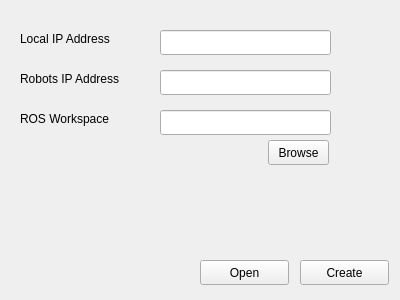
This is CodeBase/ProfileSelect.ui in jaw566/Capstone as Qt 5 draws it before an edit. The edited form follows.
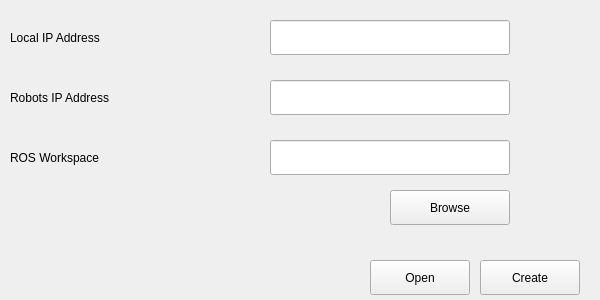
This is the edited form.

Patch:
```diff
--- a/CodeBase/ProfileSelect.ui
+++ b/CodeBase/ProfileSelect.ui
@@ -6,7 +6,7 @@
    <rect>
     <x>0</x>
     <y>0</y>
-    <width>400</width>
+    <width>600</width>
     <height>300</height>
    </rect>
   </property>
@@ -16,10 +16,10 @@
   <widget class="QPushButton" name="openProfileBttn">
    <property name="geometry">
     <rect>
-     <x>200</x>
+     <x>370</x>
      <y>260</y>
-     <width>89</width>
-     <height>25</height>
+     <width>100</width>
+     <height>35</height>
     </rect>
    </property>
    <property name="text">
@@ -29,10 +29,10 @@
   <widget class="QPushButton" name="createProfileBttn">
    <property name="geometry">
     <rect>
-     <x>300</x>
+     <x>480</x>
      <y>260</y>
-     <width>89</width>
-     <height>25</height>
+     <width>100</width>
+     <height>35</height>
     </rect>
    </property>
    <property name="text">
@@ -42,10 +42,10 @@
   <widget class="QLabel" name="localIPLabel">
    <property name="geometry">
     <rect>
-     <x>20</x>
-     <y>30</y>
-     <width>111</width>
-     <height>17</height>
+     <x>10</x>
+     <y>20</y>
+     <width>240</width>
+     <height>35</height>
     </rect>
    </property>
    <property name="text">
@@ -55,10 +55,10 @@
   <widget class="QLabel" name="robotIPLabel">
    <property name="geometry">
     <rect>
-     <x>20</x>
-     <y>70</y>
-     <width>131</width>
-     <height>17</height>
+     <x>10</x>
+     <y>80</y>
+     <width>240</width>
+     <height>35</height>
     </rect>
    </property>
    <property name="text">
@@ -68,10 +68,10 @@
   <widget class="QLabel" name="rosWSLabel">
    <property name="geometry">
     <rect>
-     <x>20</x>
-     <y>110</y>
-     <width>111</width>
-     <height>17</height>
+     <x>10</x>
+     <y>140</y>
+     <width>240</width>
+     <height>35</height>
     </rect>
    </property>
    <property name="text">
@@ -81,40 +81,40 @@
   <widget class="QLineEdit" name="localIPAddressField">
    <property name="geometry">
     <rect>
-     <x>160</x>
-     <y>30</y>
-     <width>171</width>
-     <height>25</height>
+     <x>270</x>
+     <y>20</y>
+     <width>240</width>
+     <height>35</height>
     </rect>
    </property>
   </widget>
   <widget class="QLineEdit" name="robotIPField">
    <property name="geometry">
     <rect>
-     <x>160</x>
-     <y>70</y>
-     <width>171</width>
-     <height>25</height>
+     <x>270</x>
+     <y>80</y>
+     <width>240</width>
+     <height>35</height>
     </rect>
    </property>
   </widget>
   <widget class="QLineEdit" name="ROSWSField">
    <property name="geometry">
     <rect>
-     <x>160</x>
-     <y>110</y>
-     <width>171</width>
-     <height>25</height>
+     <x>270</x>
+     <y>140</y>
+     <width>240</width>
+     <height>35</height>
     </rect>
    </property>
   </widget>
   <widget class="QPushButton" name="browseROSWSBttn">
    <property name="geometry">
     <rect>
-     <x>268</x>
-     <y>140</y>
-     <width>61</width>
-     <height>25</height>
+     <x>390</x>
+     <y>190</y>
+     <width>120</width>
+     <height>35</height>
     </rect>
    </property>
    <property name="text">
```
